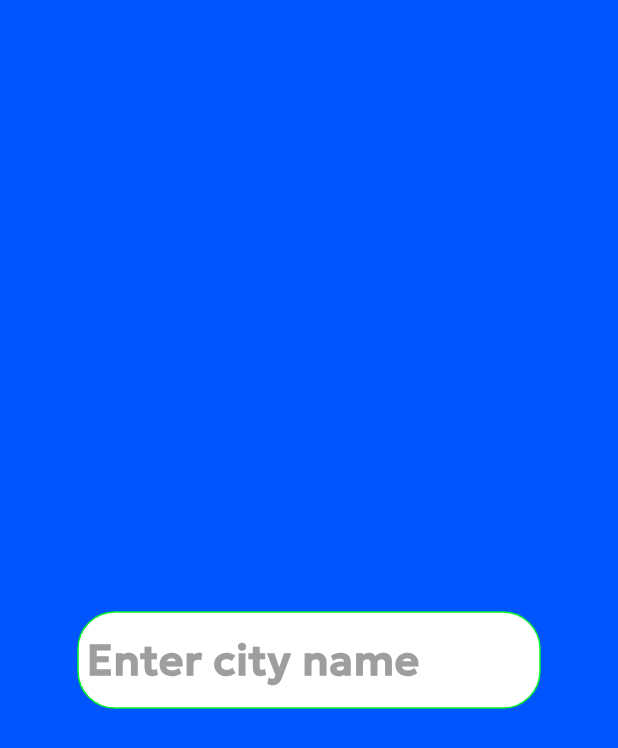
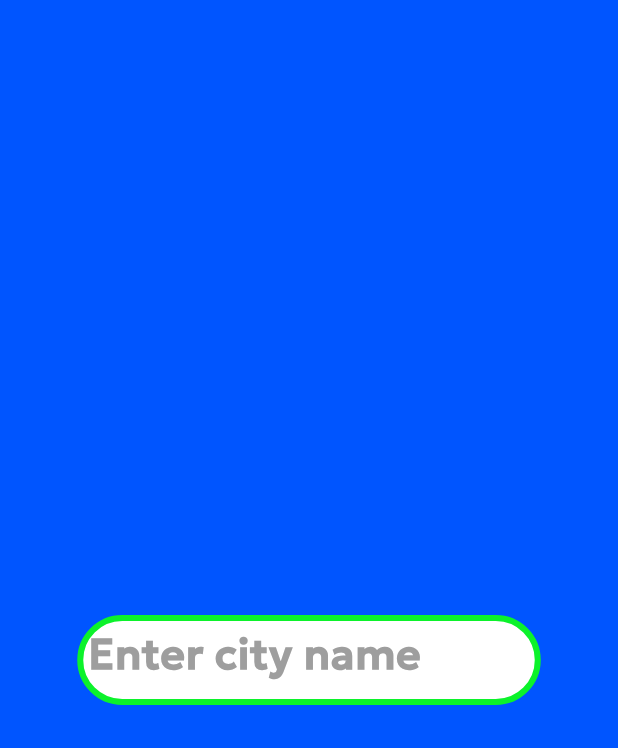
Before and after one commit to egorgodoroja/weather, a Flutter app: the screen it shows after launch, on a phone screen of 412 x 824 dp. Shown: the top 748 px of the screen. Run offline on Flutter 3.47's test engine with Material 3 defaults, Android fonts, the phone set to English and light mode, and no system bars; our stand-ins replace flutter_bloc, flutter_dotenv, shared_preferences.

Commit message:
weather 2.0

```diff
--- a/lib/fetch.dart
+++ /dev/null
@@ -1,30 +0,0 @@
-import "package:http/http.dart" as http;
-import "dart:convert";
-
-class WeatherData{
-  final double temp_c;
-  final double temp_f;
-  final String weatherDescription;
-  WeatherData(this.temp_c, this.temp_f, this.weatherDescription);
-  static WeatherData fromJson(Map<String, dynamic> json){
-    return WeatherData(json["current"]["temp_c"], json["current"]["temp_f"], json["current"]["condition"]["text"]);
-  }
-}
-
-late String apiKey;
-
-Future<WeatherData> fetchCurrentWeather(String cityName)async{
-  Uri url = Uri.parse("http://api.weatherapi.com/v1/current.json?q=$cityName");
-  final headers = {
-    "key":apiKey
-  };
-  try{
-    final res = await http.get(url, headers: headers);
-    if(res.statusCode!=200){
-      return Future.error("Invalid status code ${res.statusCode}");
-    }
-    return WeatherData.fromJson(jsonDecode(res.body));
-  }catch(e){
-    return Future.error("$e");
-  }
-}
--- a/lib/main.dart
+++ b/lib/main.dart
@@ -3,14 +3,16 @@ import "package:flutter_bloc/flutter_bloc.dart";
 import "package:flutter_dotenv/flutter_dotenv.dart";
 
 import "pages/first_page.dart";
+import "pages/second_page.dart";
 import "pages/city_bar.dart";
 
 import "bloc.dart";
-import "fetch.dart";
+import "fetch/fetch.dart" as fetch;
 
 void main()async{
-  await dotenv.load();
-  apiKey = dotenv.env["API_KEY"]!;
+  //await dotenv.load();
+  String apiKey = "2284af32414e4b968e9144214250504";
+  fetch.initApiKey(apiKey);
   WidgetsFlutterBinding.ensureInitialized();
   runApp(const MyApp());
 }
@@ -55,11 +57,23 @@ class HomeState extends State<Home>{
   final pageController = PageController();
   int currentPageIndex = 0;
   final List<Widget> pages = [
-    const FirstPage()
+    const FirstPage(),
+    const SecondPage()
   ];
   @override
   Widget build(BuildContext context){
-    return Scaffold(
+    return WillPopScope(
+      onWillPop: ()async{
+        if(context.read<CityBloc>().state is NoCity){
+          if(!fetch.weather.hasData){
+            return true;
+          }
+          context.read<CityBloc>().add(InputCityManually(fetch.weather.cityName!));
+          return false;
+        }
+        return true;
+      },
+      child: Scaffold(
         appBar: AppBar(),
         body: Stack(
           alignment: Alignment.center,
@@ -70,16 +84,29 @@ class HomeState extends State<Home>{
             ),
             BlocBuilder<CityBloc, CityState>(
               builder: (context, state){
-              return AnimatedAlign(
+                if(state is LoadingCity){
+                  return const SizedBox();
+                }
+                if(state is CityExists){
+                  context.read<WeatherBloc>().add(LoadWeather(state.city));
+                }
+                return
+                  AnimatedAlign(
                   alignment: state is NoCity ? Alignment.center : Alignment.topCenter,
                   duration: Duration(milliseconds: 500),
                   curve: Curves.ease,
-                child: CityBar()
+                  child: SizedBox(height: 60, child: CityBar())
                 );
               }
             )
           ]
         )
+      ),
     );
   }
+  @override
+  void dispose(){
+    pageController.dispose();
+    super.dispose();
   }
+}
--- a/lib/pages/city_bar.dart
+++ b/lib/pages/city_bar.dart
@@ -1,8 +1,7 @@
 import "package:flutter/material.dart";
 import "package:flutter_bloc/flutter_bloc.dart";
 import "package:weather/bloc.dart";
-
-import "first_page.dart";
+import "../styles.dart";
 
 class CityBar extends StatelessWidget{
   CityBar({super.key});
@@ -12,17 +11,27 @@ class CityBar extends StatelessWidget{
       child: BlocBuilder<CityBloc, CityState>(
         builder: (context, state) {
           return GestureDetector(
+            onTap: ()=>context.read<CityBloc>().add(NewCity()),
             child: AnimatedContainer(
               duration: Duration(milliseconds: 300),
               width: state is NoCity ? MediaQuery.of(context).size.width*0.75 : MediaQuery.of(context).size.width*0.8,
-              height: state is NoCity ? 65 : 50,
-              padding: EdgeInsets.all(5.0),
+              height: 65,
+              padding: EdgeInsets.all(3.0),
               decoration: BoxDecoration(
                 color: Colors.white,
-                border: Border.all(color: Color(0xff0cf22b)),
-                borderRadius: BorderRadius.circular(25)
+                border: Border.all(color: Color(0xff0cf22b), width: 4),
+                borderRadius: BorderRadius.circular(33)
               ),
-              child: state is CityExists ? Text(state.city.toUpperCase(), style: bold(color: Color(0xff0cf22b), size: 30)):
+              child: Center(
+                child: state is CityExists ?
+                    Row(
+                      crossAxisAlignment: CrossAxisAlignment.center,
+                      children: [
+                        Icon(Icons.location_on, color: Color(0xff0cf22b), size: 35),
+                        const SizedBox(width: 10),
+                        Text(state.city.toUpperCase(), style: bold(size: 30, color: Color(0xff0cf22b)))
+                      ]
+                    ):
                   TextField(
                     controller: controller,
                     style: bold(
@@ -39,7 +48,7 @@ class CityBar extends StatelessWidget{
                     ),
                     onEditingComplete: ()=>onTap(context),
                   )
-            ),
+            )),
           );
         }
       )
--- a/lib/pages/first_page.dart
+++ b/lib/pages/first_page.dart
@@ -1,6 +1,7 @@
 import "package:flutter/material.dart";
 import "package:flutter_bloc/flutter_bloc.dart";
 import "package:weather/bloc.dart";
+import "../styles.dart";
 
 class FirstPage extends StatelessWidget{
   const FirstPage({super.key});
@@ -15,11 +16,14 @@ class FirstPage extends StatelessWidget{
               mainAxisAlignment: MainAxisAlignment.center,
               crossAxisAlignment: CrossAxisAlignment.center,
               children: [
-                Text(state.weatherData.weatherDescription, style: bold(size: 28), textAlign: TextAlign.center,),
+                Text(state.weatherData.currentWeather.weatherCondition.text, style: bold(size: 28), textAlign: TextAlign.center,),
+                Image.network(state.weatherData.currentWeather.weatherCondition.icon),
                 SizedBox(height: 20),
-                Text("${state.weatherData.temp_c} °С", style: bold(size: 30), textAlign: TextAlign.center,),
+                Text("${state.weatherData.currentWeather.temp_c} °С", style: bold(size: 30), textAlign: TextAlign.center,),
                 SizedBox(height: 5),
-                Text("${state.weatherData.temp_f} °F", style: bold(size: 30), textAlign: TextAlign.center,)
+                Text("${state.weatherData.currentWeather.temp_f} °F", style: bold(size: 30), textAlign: TextAlign.center,),
+                SizedBox(height: 10),
+                Text("Feels like ${state.weatherData.currentWeather.feelsLike}°С", style: bold(size: 20))
               ],
             ),
           );
@@ -37,24 +41,4 @@ class FirstPage extends StatelessWidget{
       }
     );
   }
-  static Widget appear({required Widget child}){
-    return FutureBuilder<bool>(
-      future: Future.delayed(Duration(milliseconds: 300), ()=>true),
-      builder: (context, snapshot){
-        return AnimatedOpacity(
-          opacity: (snapshot.data ?? false) ? 1:0,
-          duration: Duration(milliseconds: 500),
-          child: child
-        );
-      }
-    );
-  }
 }
-TextStyle bold({Color color = Colors.white, FontWeight weight = FontWeight.w800, double? size}){
-  return TextStyle(
-    color: color,
-    fontWeight: weight,
-    fontSize: size,
-    fontFamily: "Geologica"
-  );
-}
--- /dev/null
+++ b/lib/styles.dart
@@ -0,0 +1,21 @@
+import "package:flutter/material.dart";
+TextStyle bold({Color color = Colors.white, FontWeight weight = FontWeight.w800, double? size}){
+  return TextStyle(
+      color: color,
+      fontWeight: weight,
+      fontSize: size,
+      fontFamily: "Geologica"
+  );
+}
+Widget appear({required Widget child}){
+  return FutureBuilder<bool>(
+      future: Future.delayed(Duration(milliseconds: 300), ()=>true),
+      builder: (context, snapshot){
+        return AnimatedOpacity(
+            opacity: (snapshot.data ?? false) ? 1:0,
+            duration: Duration(milliseconds: 500),
+            child: child
+        );
+      }
+  );
+}
```
Also changed, not shown: lib/bloc.dart (+12 -4 lines), lib/fetch/fetch.dart (added, +30 -0 lines), lib/fetch/fetchresponse.dart (added, +19 -0 lines), lib/fetch/weather.dart (added, +91 -0 lines), lib/pages/second_page.dart (added, +61 -0 lines). Lines whose indentation alone changed are shown as unchanged.
